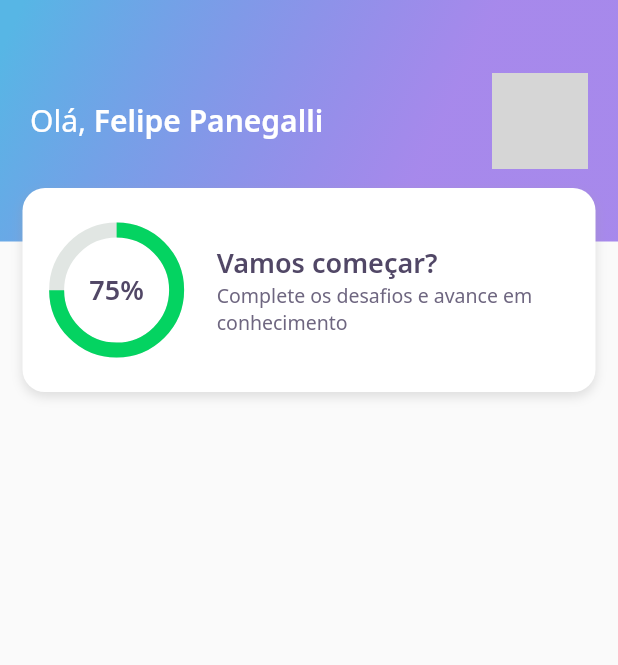
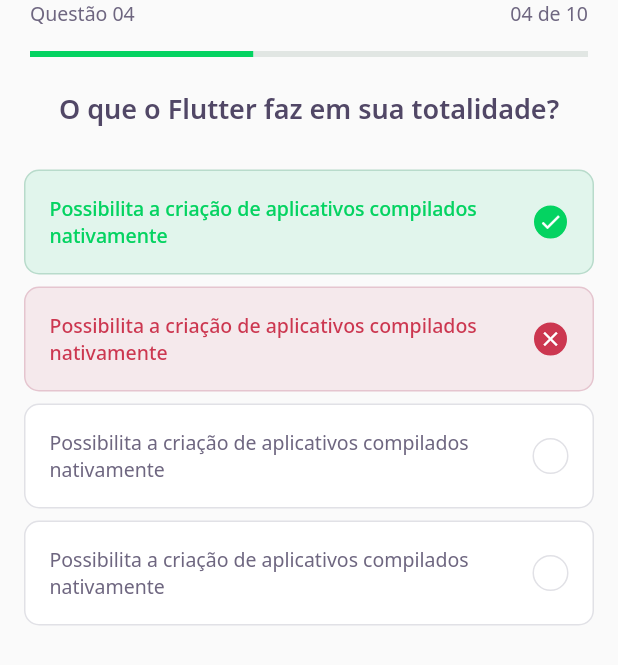
Before and after one commit to felipepanegalli/nlw5-devquiz, a Flutter app: the screen it shows after launch, on a phone screen of 412 x 824 dp. Shown: the top 665 px of the screen. Run offline on Flutter 3.47's test engine with Material 2 defaults, Android fonts, the phone set to English and light mode, and no system bars; our stand-ins replace google_fonts; grey boxes are pictures that could not be loaded.

Commit message:
Day 02: Created the Questions cards in home and Started the Quiz Question

```diff
--- /dev/null
+++ b/lib/challenge/challenge_page.dart
@@ -0,0 +1,24 @@
+import 'package:flutter/material.dart';
+import 'package:nlw_5_dev_quiz/challenge/widgets/question_indicator/question_indicator_widget.dart';
+import 'package:nlw_5_dev_quiz/challenge/widgets/quiz/quiz_widget.dart';
+
+class ChallengePage extends StatefulWidget {
+  ChallengePage({Key? key}) : super(key: key);
+  @override
+  _ChallengePageState createState() => _ChallengePageState();
+}
+
+class _ChallengePageState extends State<ChallengePage> {
+  @override
+  Widget build(BuildContext context) {
+    return Scaffold(
+      appBar: PreferredSize(
+        preferredSize: Size.fromHeight(60),
+        child: SafeArea(child: QuestionIndicatorWidget()),
+      ),
+      body: QuizWidget(
+        title: "O que o Flutter faz em sua totalidade?",
+      ),
+    );
+  }
+}
--- /dev/null
+++ b/lib/challenge/widgets/awnser/awnser_widget.dart
@@ -0,0 +1,78 @@
+import 'package:flutter/material.dart';
+import 'package:nlw_5_dev_quiz/core/core.dart';
+
+class AwnserWidget extends StatelessWidget {
+  final String title;
+  final bool isRight;
+  final bool isSelected;
+  AwnserWidget({
+    Key? key,
+    required this.title,
+    this.isRight = false,
+    this.isSelected = false,
+  }) : super(key: key);
+
+  Color get _selectedColorRight =>
+      isRight ? AppColors.darkGreen : AppColors.darkRed;
+
+  Color get _selectedBorderRight =>
+      isRight ? AppColors.lightGreen : AppColors.lightRed;
+
+  Color get _selectedColorCardRight =>
+      isRight ? AppColors.lightGreen : AppColors.lightRed;
+
+  Color get _selectedBorderCardRight =>
+      isRight ? AppColors.green : AppColors.red;
+
+  TextStyle get _selectedTextStyleRight =>
+      isRight ? AppTextStyles.bodyDarkGreen : AppTextStyles.bodyDarkRed;
+
+  IconData get _selectedIconRight => isRight ? Icons.check : Icons.close;
+
+  @override
+  Widget build(BuildContext context) {
+    return Padding(
+      padding: const EdgeInsets.symmetric(horizontal: 16, vertical: 4),
+      child: Container(
+        padding: EdgeInsets.all(16),
+        decoration: BoxDecoration(
+          color: isSelected ? _selectedColorCardRight : AppColors.white,
+          borderRadius: BorderRadius.circular(10),
+          border: Border.fromBorderSide(
+            BorderSide(
+              color: isSelected ? _selectedBorderCardRight : AppColors.border,
+            ),
+          ),
+        ),
+        child: Row(
+          mainAxisAlignment: MainAxisAlignment.spaceBetween,
+          children: [
+            Expanded(
+              child: Text(
+                title,
+                style:
+                    isSelected ? _selectedTextStyleRight : AppTextStyles.body,
+              ),
+            ),
+            Container(
+              height: 24,
+              width: 24,
+              decoration: BoxDecoration(
+                color: isSelected ? _selectedColorRight : AppColors.white,
+                borderRadius: BorderRadius.circular(100),
+                border: Border.fromBorderSide(
+                  BorderSide(
+                    color: isSelected ? _selectedBorderRight : AppColors.border,
+                  ),
+                ),
+              ),
+              child: isSelected
+                  ? Icon(_selectedIconRight, size: 16, color: Colors.white)
+                  : null,
+            ),
+          ],
+        ),
+      ),
+    );
+  }
+}
--- /dev/null
+++ b/lib/challenge/widgets/question_indicator/question_indicator_widget.dart
@@ -0,0 +1,26 @@
+import 'package:flutter/material.dart';
+import 'package:nlw_5_dev_quiz/core/core.dart';
+import 'package:nlw_5_dev_quiz/shared/widgets/progress_indicator/progress_indicator_widget.dart';
+
+class QuestionIndicatorWidget extends StatelessWidget {
+  QuestionIndicatorWidget({Key? key}) : super(key: key);
+  @override
+  Widget build(BuildContext context) {
+    return Container(
+      padding: EdgeInsets.symmetric(horizontal: 20),
+      child: Column(
+        children: [
+          Row(
+            mainAxisAlignment: MainAxisAlignment.spaceBetween,
+            children: [
+              Text("Questão 04", style: AppTextStyles.body),
+              Text("04 de 10", style: AppTextStyles.body),
+            ],
+          ),
+          SizedBox(height: 16),
+          ProgressIndicatorWidget(value: .4)
+        ],
+      ),
+    );
+  }
+}
--- /dev/null
+++ b/lib/challenge/widgets/quiz/quiz_widget.dart
@@ -0,0 +1,39 @@
+import 'package:flutter/material.dart';
+import 'package:nlw_5_dev_quiz/challenge/widgets/awnser/awnser_widget.dart';
+import 'package:nlw_5_dev_quiz/core/core.dart';
+
+class QuizWidget extends StatelessWidget {
+  final String title;
+  QuizWidget({Key? key, required this.title}) : super(key: key);
+  @override
+  Widget build(BuildContext context) {
+    return Container(
+      child: Column(
+        children: [
+          Text(title, style: AppTextStyles.heading),
+          SizedBox(height: 24),
+          AwnserWidget(
+            isRight: true,
+            isSelected: true,
+            title:
+                "Possibilita a criação de aplicativos compilados nativamente",
+          ),
+          AwnserWidget(
+            isRight: false,
+            isSelected: true,
+            title:
+                "Possibilita a criação de aplicativos compilados nativamente",
+          ),
+          AwnserWidget(
+            title:
+                "Possibilita a criação de aplicativos compilados nativamente",
+          ),
+          AwnserWidget(
+            title:
+                "Possibilita a criação de aplicativos compilados nativamente",
+          )
+        ],
+      ),
+    );
+  }
+}
--- a/lib/core/app_widget.dart
+++ b/lib/core/app_widget.dart
@@ -1,5 +1,5 @@
 import 'package:flutter/material.dart';
-import 'package:nlw_5_dev_quiz/home/home_page.dart';
+import 'package:nlw_5_dev_quiz/challenge/challenge_page.dart';
 
 class AppWidget extends StatelessWidget {
   @override
@@ -7,7 +7,7 @@
     return MaterialApp(
       title: 'DevQuiz',
       debugShowCheckedModeBanner: false,
-      home: HomePage(),
+      home: ChallengePage(),
     );
   }
 }
--- a/lib/home/widgets/score_card/score_card.dart
+++ b/lib/home/widgets/score_card/score_card.dart
@@ -8,7 +8,7 @@
     return Padding(
       padding: EdgeInsets.symmetric(horizontal: 15),
       child: Container(
-        padding: EdgeInsets.symmetric(horizontal: 20),
+        padding: EdgeInsets.symmetric(horizontal: 24),
         height: 136,
         decoration: BoxDecoration(
           color: AppColors.white,
--- /dev/null
+++ b/lib/shared/widgets/progress_indicator/progress_indicator_widget.dart
@@ -0,0 +1,20 @@
+import 'package:flutter/material.dart';
+import 'package:nlw_5_dev_quiz/core/app_colors.dart';
+
+class ProgressIndicatorWidget extends StatelessWidget {
+  final double value;
+  ProgressIndicatorWidget({
+    Key? key,
+    required this.value,
+  }) : super(key: key);
+  @override
+  Widget build(BuildContext context) {
+    return LinearProgressIndicator(
+      value: value,
+      backgroundColor: AppColors.chartSecondary,
+      valueColor: AlwaysStoppedAnimation<Color>(
+        AppColors.chartPrimary,
+      ),
+    );
+  }
+}
--- a/pubspec.yaml
+++ b/pubspec.yaml
@@ -18,7 +18,7 @@
 version: 1.0.0+1
 
 environment:
-  sdk: ">=2.7.0 <3.0.0"
+  sdk: ">=2.12.0 <3.0.0"
 
 dependencies:
   flutter:
```
Also changed, not shown: lib/home/home_page.dart (+33 -1 lines), lib/home/widgets/level_button/level_button_widget.dart (added, +60 -0 lines), lib/home/widgets/quiz_card/quiz_card_widget.dart (added, +40 -0 lines).
